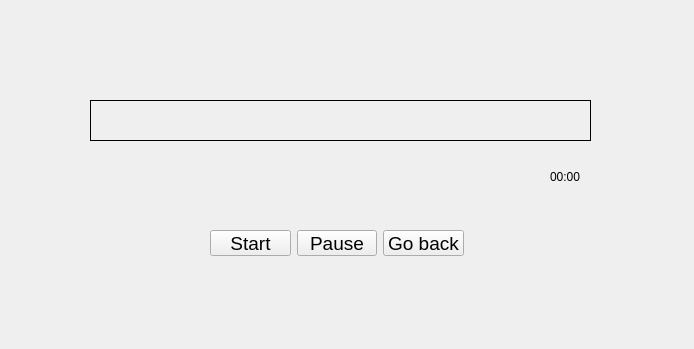
First picture: the form in trainer.ui, repository philipscode/typingTrainer, before the edit.
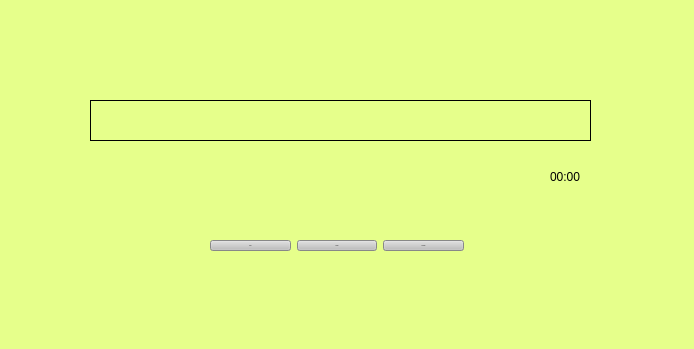
Second picture: the form after the edit.

What changed in the file:
```diff
--- a/trainer.ui
+++ b/trainer.ui
@@ -13,6 +13,12 @@
   <property name="windowTitle">
    <string>Form</string>
   </property>
+  <property name="styleSheet">
+   <string notr="true">QWidget {
+background-color: rgb(230, 255, 139);
+}
+</string>
+  </property>
   <property name="locale">
    <locale language="Russian" country="Russia"/>
   </property>
@@ -47,7 +53,7 @@
      <x>210</x>
      <y>230</y>
      <width>254</width>
-     <height>26</height>
+     <height>32</height>
     </rect>
    </property>
    <layout class="QHBoxLayout" name="horizontalLayout">
@@ -55,13 +61,23 @@
      <widget class="QPushButton" name="startButton">
       <property name="font">
        <font>
-        <family>Arial</family>
-        <pointsize>14</pointsize>
+        <family>Indie Flower</family>
+        <pointsize>-1</pointsize>
+        <weight>50</weight>
+        <italic>false</italic>
+        <bold>false</bold>
        </font>
       </property>
       <property name="focusPolicy">
        <enum>Qt::NoFocus</enum>
       </property>
+      <property name="styleSheet">
+       <string notr="true">QPushButton {
+background-color: rgb(191, 191, 191);
+font:  18px &quot;Indie Flower&quot;;
+color: black
+}</string>
+      </property>
       <property name="text">
        <string>Start</string>
       </property>
@@ -74,10 +90,20 @@
      <widget class="QPushButton" name="pauseButton">
       <property name="font">
        <font>
-        <family>Arial</family>
-        <pointsize>14</pointsize>
+        <family>Indie Flower</family>
+        <pointsize>-1</pointsize>
+        <weight>50</weight>
+        <italic>false</italic>
+        <bold>false</bold>
        </font>
       </property>
+      <property name="styleSheet">
+       <string notr="true">QPushButton {
+background-color: rgb(191, 191, 191);
+font:  18px &quot;Indie Flower&quot;;
+color: black
+}</string>
+      </property>
       <property name="text">
        <string>Pause</string>
       </property>
@@ -87,13 +113,23 @@
      <widget class="QPushButton" name="Back_to_lesson">
       <property name="font">
        <font>
-        <family>Arial</family>
-        <pointsize>14</pointsize>
+        <family>Indie Flower</family>
+        <pointsize>-1</pointsize>
+        <weight>50</weight>
+        <italic>false</italic>
+        <bold>false</bold>
        </font>
       </property>
       <property name="focusPolicy">
        <enum>Qt::NoFocus</enum>
       </property>
+      <property name="styleSheet">
+       <string notr="true">QPushButton {
+background-color: rgb(191, 191, 191);
+font:  18px &quot;Indie Flower&quot;;
+color: black
+}</string>
+      </property>
       <property name="text">
        <string>Go back</string>
       </property>
```
